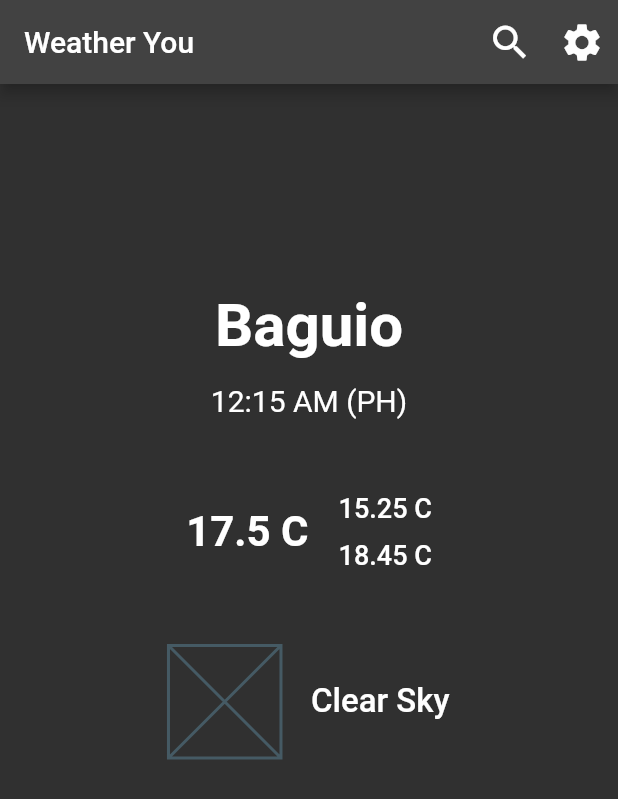
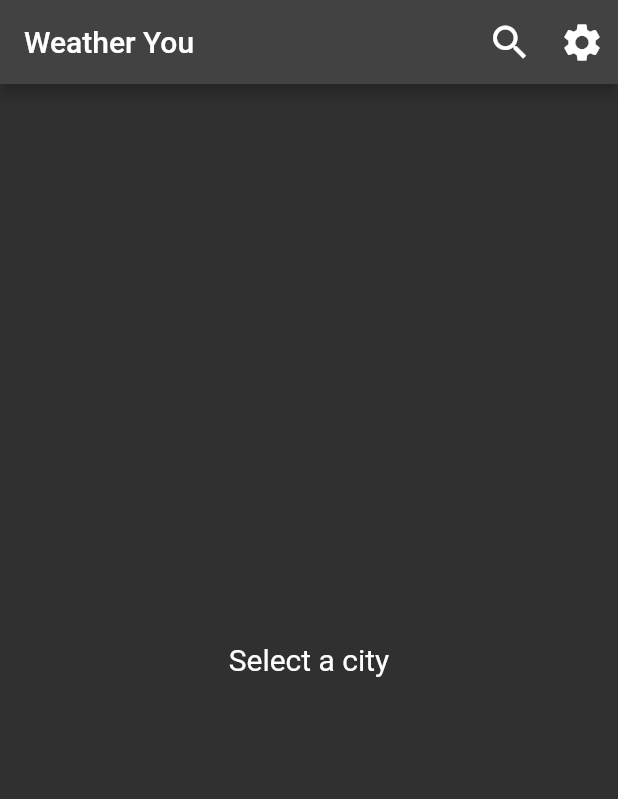
Before and after one commit to cromueloliver02/flutter_bloc_weather_app_2, a Flutter app: the screen it shows after launch, on a phone screen of 412 x 824 dp. Shown: the top 799 px of the screen. Run offline on Flutter 3.47's test engine with Material 2 defaults, Android fonts, the phone set to English and light mode, and no system bars; our stand-ins replace equatable, flutter_bloc, flutter_dotenv, recase.

Commit message:
made home page dynamic

```diff
--- a/lib/models/direct_geocoding.dart
+++ b/lib/models/direct_geocoding.dart
@@ -27,7 +27,7 @@ class DirectGeocoding extends Equatable {
     final map = jsonDecode(json)[0];
 
     return DirectGeocoding(
-      city: map['city'] ?? '',
+      city: map['name'] ?? '',
       country: map['country'] ?? '',
       lon: map['lon']?.toDouble() ?? 0.0,
       lat: map['lat']?.toDouble() ?? 0.0,
--- a/lib/pages/home_page.dart
+++ b/lib/pages/home_page.dart
@@ -1,6 +1,10 @@
 import 'package:flutter/material.dart';
 import 'package:flutter_bloc/flutter_bloc.dart';
+import 'package:recase/recase.dart';
 import '../blocs/bloc/weather_bloc.dart';
+import '../models/weather.dart';
+import '../utils/constants.dart';
+import '../utils/functions.dart';
 import './pages.dart';
 
 class HomePage extends StatelessWidget {
@@ -22,6 +26,24 @@ class HomePage extends StatelessWidget {
         SettingsPage.id,
       );
 
+  String _formatTemp(double temp) {
+    return '$temp °C';
+    // return '${(temp * 9 / 5) + 32} °F';
+  }
+
+  Widget _showIcon(String icon) => FadeInImage.assetNetwork(
+        placeholder: 'assets/images/loading.gif',
+        image: 'http://$kIconHost/img/wn/$icon@4x.png',
+        width: 96,
+        height: 96,
+      );
+
+  void _weatherListener(BuildContext ctx, WeatherState state) {
+    if (state.status == WeatherStatus.error) {
+      showErrorDialog(ctx, state.error.message);
+    }
+  }
+
   @override
   Widget build(BuildContext context) {
     return Scaffold(
@@ -40,54 +62,90 @@ class HomePage extends StatelessWidget {
           ),
         ],
       ),
-      body: CustomScrollView(
+      body: BlocConsumer<WeatherBloc, WeatherState>(
+        listener: _weatherListener,
+        builder: (ctx, state) {
+          if (state.status == WeatherStatus.initial ||
+              state.status == WeatherStatus.error) {
+            return const Center(
+              child: Text(
+                'Select a city',
+                style: TextStyle(fontSize: 20),
+              ),
+            );
+          }
+
+          if (state.status == WeatherStatus.loading) {
+            return const Center(
+              child: CircularProgressIndicator(),
+            );
+          }
+
+          final Weather weather = state.weather;
+
+          return CustomScrollView(
             slivers: [
               SliverList(
                 delegate: SliverChildListDelegate.fixed(
                   [
                     SizedBox(height: MediaQuery.of(context).size.height / 6),
-                const Text(
-                  'Baguio',
+                    Text(
+                      weather.city,
                       textAlign: TextAlign.center,
-                  style: TextStyle(
+                      style: const TextStyle(
                         fontSize: 40,
                         fontWeight: FontWeight.bold,
                       ),
                     ),
                     const SizedBox(height: 15),
-                const Text(
-                  '12:15 AM (PH)',
+                    Row(
+                      mainAxisAlignment: MainAxisAlignment.center,
+                      children: [
+                        Text(
+                          TimeOfDay.fromDateTime(weather.lastUpdated)
+                              .format(context),
                           textAlign: TextAlign.center,
-                  style: TextStyle(fontSize: 20),
+                          style: const TextStyle(fontSize: 20),
+                        ),
+                        const SizedBox(width: 10),
+                        Text(
+                          '(${weather.country})',
+                          textAlign: TextAlign.center,
+                          style: const TextStyle(
+                            fontSize: 20,
+                            fontWeight: FontWeight.w600,
+                          ),
+                        ),
+                      ],
                     ),
                     const SizedBox(height: 50),
                     Row(
                       mainAxisAlignment: MainAxisAlignment.center,
                       children: [
-                    const Text(
-                      '17.5 C',
+                        Text(
+                          _formatTemp(weather.temp),
                           textAlign: TextAlign.center,
-                      style: TextStyle(
+                          style: const TextStyle(
                             fontSize: 28,
                             fontWeight: FontWeight.bold,
                           ),
                         ),
                         const SizedBox(width: 20),
                         Column(
-                      children: const [
+                          children: [
                             Text(
-                          '15.25 C',
+                              _formatTemp(weather.tempMax),
                               textAlign: TextAlign.center,
-                          style: TextStyle(
+                              style: const TextStyle(
                                 fontSize: 18,
                                 fontWeight: FontWeight.w500,
                               ),
                             ),
-                        SizedBox(height: 10),
+                            const SizedBox(height: 10),
                             Text(
-                          '18.45 C',
+                              _formatTemp(weather.tempMin),
                               textAlign: TextAlign.center,
-                          style: TextStyle(
+                              style: const TextStyle(
                                 fontSize: 18,
                                 fontWeight: FontWeight.w500,
                               ),
@@ -99,16 +157,13 @@ class HomePage extends StatelessWidget {
                     const SizedBox(height: 50),
                     Row(
                       mainAxisAlignment: MainAxisAlignment.center,
-                  children: const [
-                    SizedBox.square(
-                      dimension: 75,
-                      child: Placeholder(),
-                    ),
-                    SizedBox(width: 20),
+                      children: [
+                        _showIcon(weather.icon),
+                        const SizedBox(width: 20),
                         Text(
-                      'Clear Sky',
+                          weather.description.titleCase,
                           textAlign: TextAlign.center,
-                      style: TextStyle(
+                          style: const TextStyle(
                             fontSize: 22,
                             fontWeight: FontWeight.w500,
                           ),
@@ -119,6 +174,8 @@ class HomePage extends StatelessWidget {
                 ),
               ),
             ],
+          );
+        },
       ),
     );
   }
```
Also changed, not shown: lib/models/weather.dart (+0 -15 lines), lib/utils/functions.dart (+40 -0 lines). Lines whose indentation alone changed are shown as unchanged.
